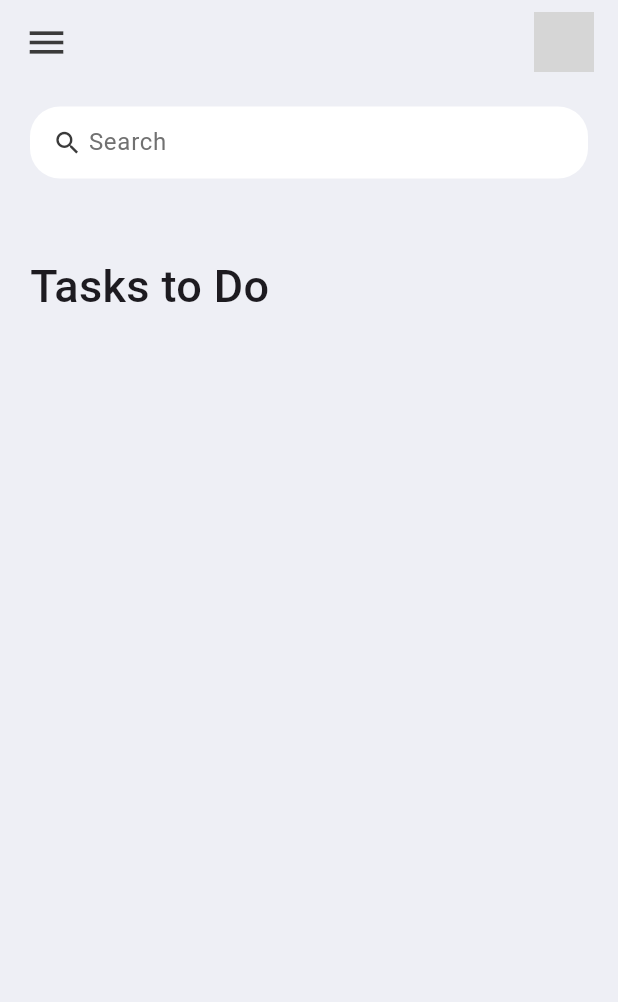
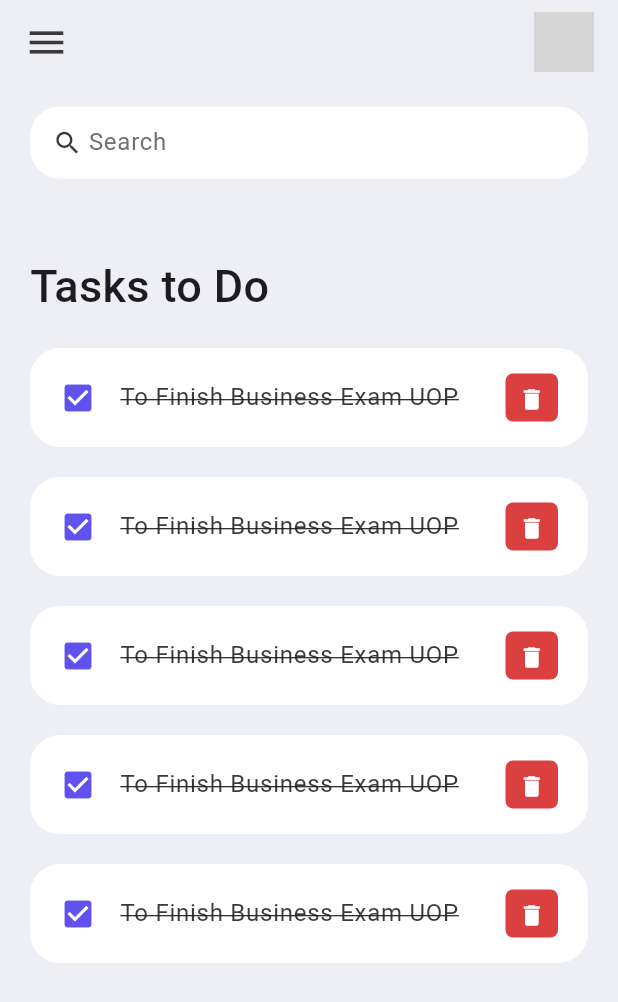
Before and after one commit to minzayarmaung/Flutter_is_Fun, a Flutter app: the screen it shows after launch, on a phone screen of 412 x 824 dp. Shown: the top 1002 px of the screen. Run offline on Flutter 3.47's test engine with Material 3 defaults, Android fonts, the light colour scheme and no system bars; our stand-ins replace image_picker; network calls fail; grey boxes are pictures that could not be loaded.

Commit message:
todolistapp

```diff
--- a/todolistapp/lib/screens/home.dart
+++ b/todolistapp/lib/screens/home.dart
@@ -1,7 +1,8 @@
 import 'package:flutter/cupertino.dart';
 import 'package:flutter/material.dart';
 import 'package:flutter/widgets.dart';
-import 'package:todolistapp/constraints/colors.dart';
+import '../constraints/colors.dart';
+import '../widgets/todo_items.dart';
 
 class Home extends StatelessWidget {
   const Home({Key? key}) : super(key: key);
@@ -29,7 +30,12 @@
                           style: TextStyle(
                               fontSize: 30, fontWeight: FontWeight.w500),
                         ),
-                      )
+                      ),
+                      ToDoItem(),
+                      ToDoItem(),
+                      ToDoItem(),
+                      ToDoItem(),
+                      ToDoItem(),
                     ],
                   ),
                 )
--- /dev/null
+++ b/todolistapp/lib/widgets/todo_items.dart
@@ -0,0 +1,49 @@
+import 'package:flutter/cupertino.dart';
+import 'package:flutter/material.dart';
+import '../constraints/colors.dart';
+
+class ToDoItem extends StatelessWidget {
+  const ToDoItem({Key? key}) : super(key: key);
+
+  @override
+  Widget build(BuildContext context) {
+    return Container(
+      margin: EdgeInsets.only(bottom: 20),
+      child: ListTile(
+        onTap: () {
+          print('Clicked on To Do Item');
+        },
+        shape: RoundedRectangleBorder(borderRadius: BorderRadius.circular(20)),
+        contentPadding: EdgeInsets.symmetric(horizontal: 20, vertical: 5),
+        tileColor: Colors.white,
+        leading: const Icon(
+          Icons.check_box,
+          color: tdBlue,
+        ),
+        title: Text(
+          'To Finish Business Exam UOP',
+          style: TextStyle(
+              fontSize: 16,
+              color: tdBlack,
+              decoration: TextDecoration.lineThrough),
+        ),
+        trailing: Container(
+          padding: EdgeInsets.all(0),
+          margin: EdgeInsets.symmetric(vertical: 12),
+          height: 35,
+          width: 35,
+          decoration: BoxDecoration(
+              color: tdRed, borderRadius: BorderRadius.circular(5)),
+          child: IconButton(
+            color: Colors.white,
+            iconSize: 18,
+            icon: Icon(Icons.delete),
+            onPressed: () {
+              print('Clicked on Delete Icon');
+            },
+          ),
+        ),
+      ),
+    );
+  }
+}
```
